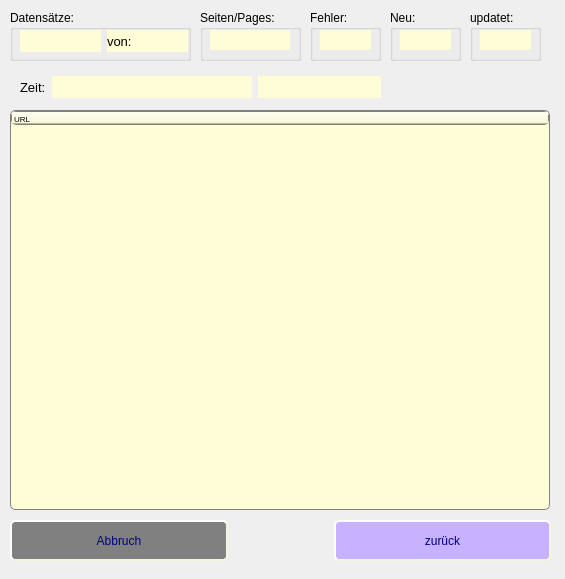
Qt form gui/uic_imports/spidermonitor.ui (Ernie1412/Datei_info_Creator) before a commit.
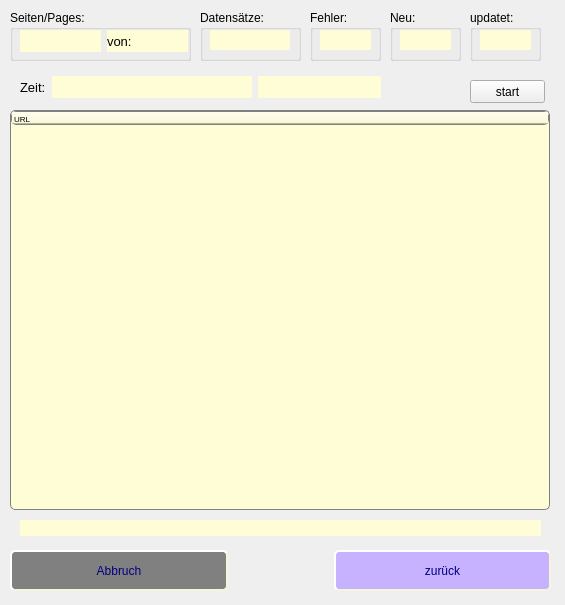
The same form after that commit.

The edit to the form file:
```diff
--- a/gui/uic_imports/spidermonitor.ui
+++ b/gui/uic_imports/spidermonitor.ui
@@ -7,9 +7,15 @@
     <x>0</x>
     <y>0</y>
     <width>565</width>
-    <height>579</height>
+    <height>605</height>
    </rect>
   </property>
+  <property name="font">
+   <font>
+    <weight>50</weight>
+    <bold>false</bold>
+   </font>
+  </property>
   <property name="windowTitle">
    <string>Spider:</string>
   </property>
@@ -92,7 +98,7 @@
     </rect>
    </property>
    <property name="title">
-    <string>Datensätze:</string>
+    <string>Seiten/Pages:</string>
    </property>
    <widget class="QWidget" name="layoutWidget">
     <property name="geometry">
@@ -105,7 +111,7 @@
     </property>
     <layout class="QHBoxLayout" name="horizontalLayout">
      <item>
-      <widget class="QLabel" name="lbl_datensatz">
+      <widget class="QLabel" name="lbl_pages">
        <property name="minimumSize">
         <size>
          <width>80</width>
@@ -157,9 +163,9 @@
     </rect>
    </property>
    <property name="title">
-    <string>Seiten/Pages:</string>
+    <string>Datensätze:</string>
    </property>
-   <widget class="QLabel" name="lbl_pages">
+   <widget class="QLabel" name="lbl_datensatz">
     <property name="geometry">
      <rect>
       <x>10</x>
@@ -361,7 +367,7 @@
    <property name="geometry">
     <rect>
      <x>10</x>
-     <y>520</y>
+     <y>550</y>
      <width>541</width>
      <height>41</height>
     </rect>
@@ -462,6 +468,35 @@
     </item>
    </layout>
   </widget>
+  <widget class="QPushButton" name="Btn_start">
+   <property name="geometry">
+    <rect>
+     <x>470</x>
+     <y>80</y>
+     <width>75</width>
+     <height>23</height>
+    </rect>
+   </property>
+   <property name="text">
+    <string>start</string>
+   </property>
+  </widget>
+  <widget class="QLabel" name="lbl_message">
+   <property name="geometry">
+    <rect>
+     <x>20</x>
+     <y>520</y>
+     <width>521</width>
+     <height>16</height>
+    </rect>
+   </property>
+   <property name="styleSheet">
+    <string notr="true">background-color: rgb(255, 253, 213);</string>
+   </property>
+   <property name="text">
+    <string/>
+   </property>
+  </widget>
   <zorder>layoutWidget</zorder>
   <zorder>layoutWidget</zorder>
   <zorder>grpBox_pages</zorder>
```
Left out of the diff: 4 changed lines with no effect on the pictures.
